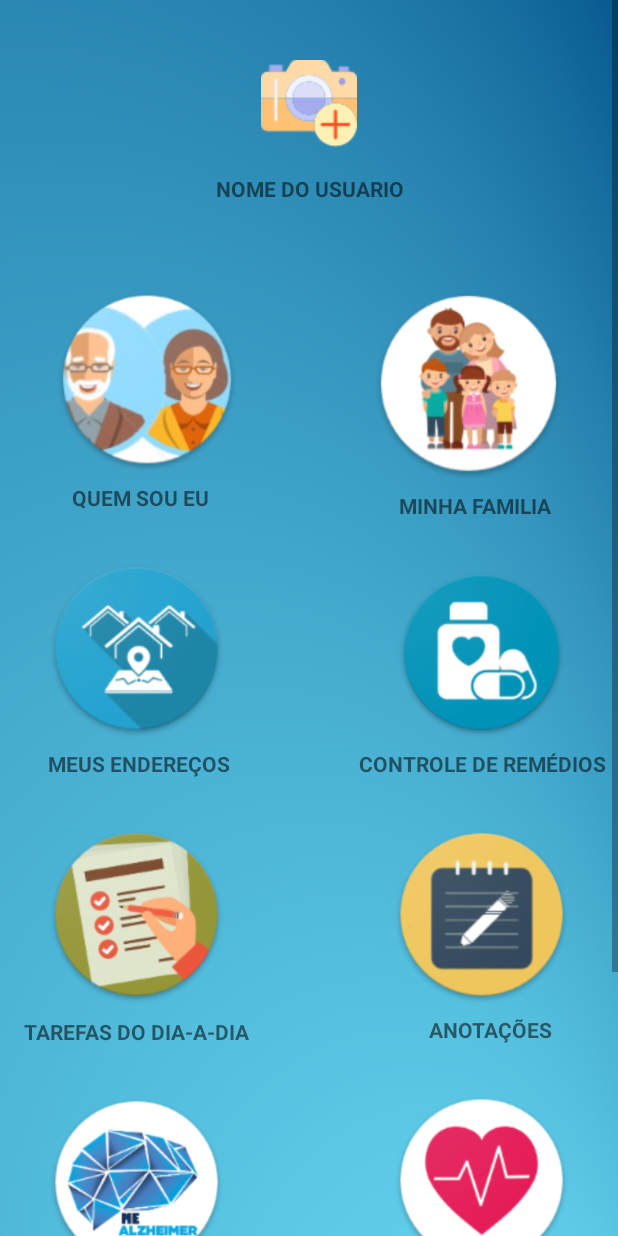
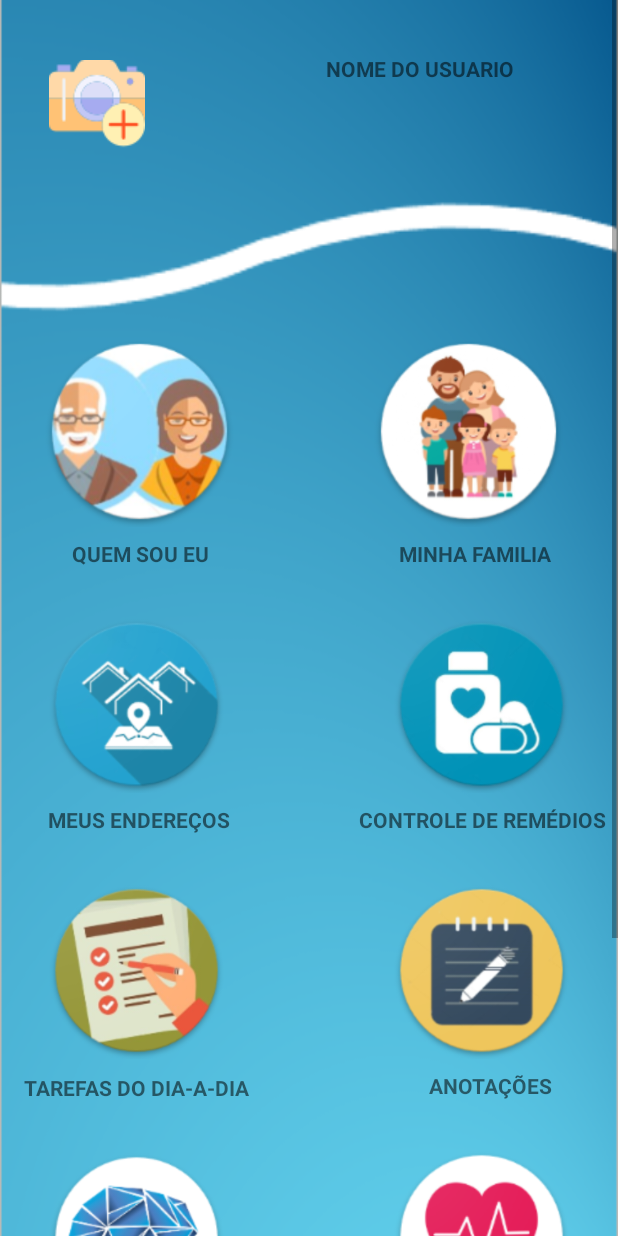
Before and after one commit to MEAlzaimer/MEAlzaimer, an Android app: the MenuInicialActivity screen opened directly, with no data from a screen before it, on a phone screen of 412 x 824 dp. Run offline under Robolectric (Android 15) with nearby library versions, the phone set to English and light mode, and no system bars.

Commit message:
new background

```diff
--- a/app/src/main/res/layout/activity_menu_inicial.xml
+++ b/app/src/main/res/layout/activity_menu_inicial.xml
@@ -11,7 +11,7 @@
     <android.support.constraint.ConstraintLayout
         android:layout_width="match_parent"
         android:layout_height="wrap_content"
-        android:background="@drawable/background">
+        android:background="@drawable/backsecundario">
 
 
         <ImageButton
@@ -25,17 +25,18 @@
             android:layout_marginRight="24dp"
             android:background="@android:color/transparent"
             app:layout_constraintEnd_toEndOf="parent"
+            app:layout_constraintHorizontal_bias="0.029"
             app:layout_constraintStart_toStartOf="parent"
             app:layout_constraintTop_toTopOf="parent"
             app:srcCompat="@drawable/logocamerafoto" />
 
         <ImageButton
             android:id="@+id/imageButton30"
-            android:layout_width="132dp"
-            android:layout_height="122dp"
-            android:layout_marginStart="32dp"
-            android:layout_marginLeft="32dp"
-            android:layout_marginTop="192dp"
+            android:layout_width="130dp"
+            android:layout_height="127dp"
+            android:layout_marginStart="28dp"
+            android:layout_marginLeft="28dp"
+            android:layout_marginTop="224dp"
             android:background="@android:color/transparent"
             android:scaleType="fitCenter"
             app:layout_constraintStart_toStartOf="parent"
@@ -48,22 +49,22 @@
             android:layout_height="wrap_content"
             android:layout_marginStart="8dp"
             android:layout_marginLeft="8dp"
-            android:layout_marginTop="12dp"
+            android:layout_marginTop="36dp"
             android:layout_marginEnd="8dp"
             android:layout_marginRight="8dp"
             android:text="NOME DO USUARIO"
             android:textAllCaps="false"
             android:textStyle="bold"
             app:layout_constraintEnd_toEndOf="parent"
-            app:layout_constraintHorizontal_bias="0.502"
+            app:layout_constraintHorizontal_bias="0.773"
             app:layout_constraintStart_toStartOf="parent"
-            app:layout_constraintTop_toBottomOf="@+id/imageButton29" />
+            app:layout_constraintTop_toTopOf="parent" />
 
         <ImageButton
             android:id="@+id/imageButton31"
             android:layout_width="135dp"
             android:layout_height="127dp"
-            android:layout_marginTop="192dp"
+            android:layout_marginTop="224dp"
             android:layout_marginEnd="32dp"
             android:layout_marginRight="32dp"
             android:background="@android:color/transparent"
```
Also changed, not shown: app/src/main/res/drawable-v24/backsecundario.PNG (added).
